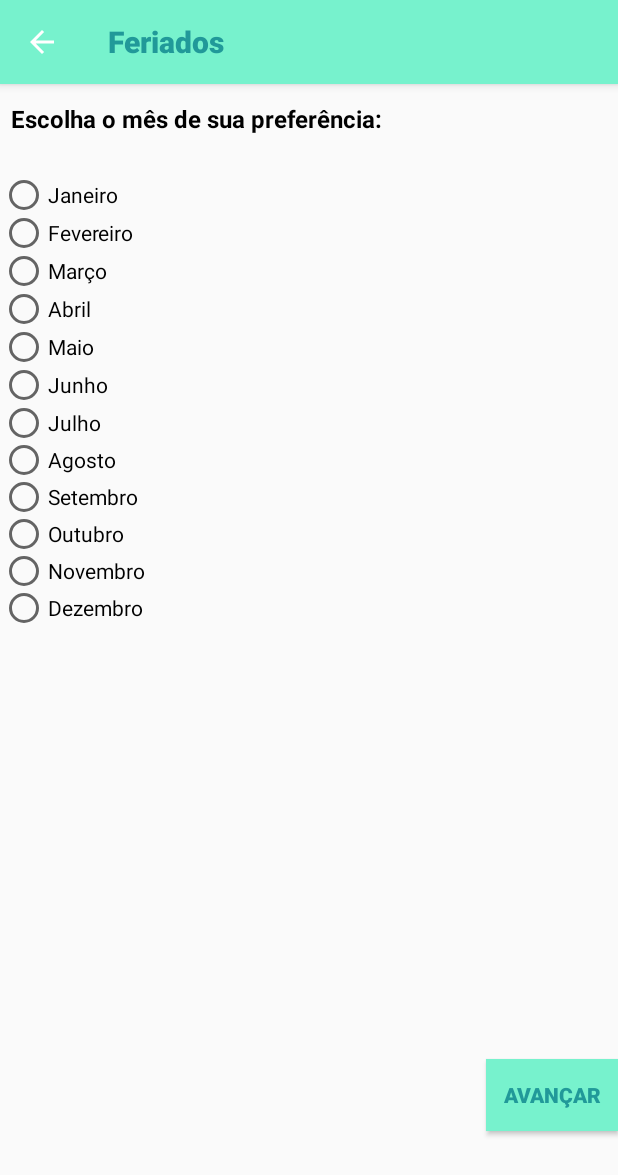
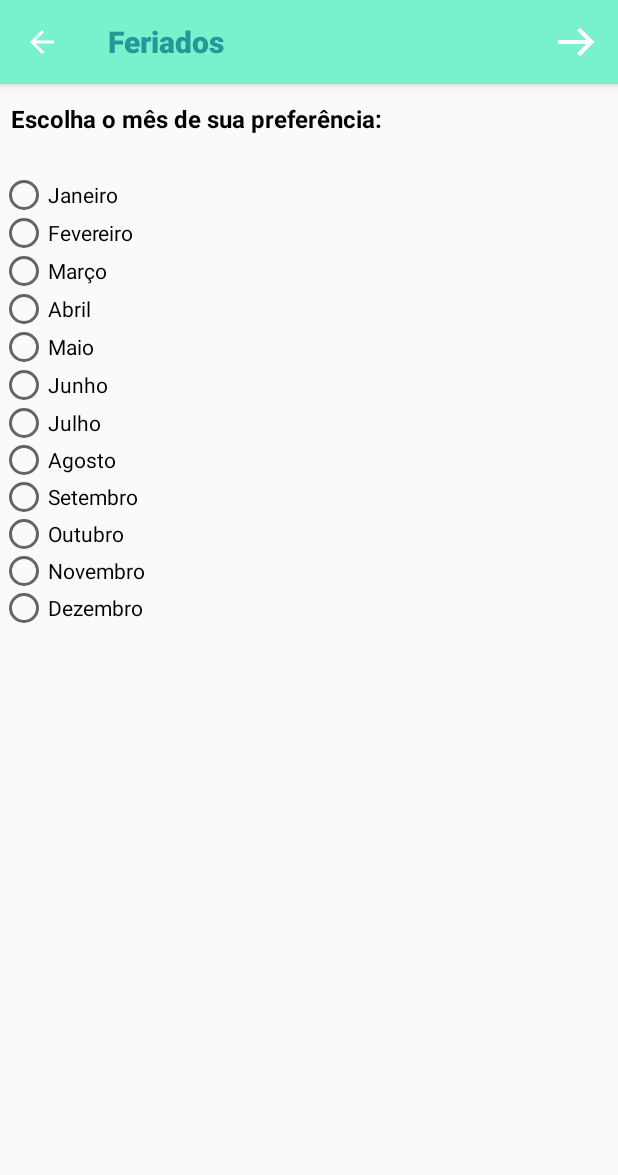
Before and after one commit to rjrenan77/feriados, an Android app: the MesActivity screen opened directly, with no data from a screen before it, on a phone screen of 412 x 824 dp. Shown: the top 1175 px of the screen. Run offline under Robolectric (Android 15) with nearby library versions, the phone set to English and light mode, and no system bars.

Commit message:
alteração do botão de avançar para a actionBar, através do onCreateoptionsMenu e onOptionsItemSelected

```diff
--- a/app/src/main/java/devrbs/com/br/feriados/MesActivity.java
+++ b/app/src/main/java/devrbs/com/br/feriados/MesActivity.java
@@ -4,6 +4,7 @@ import android.content.Intent;
 import android.support.v7.app.AppCompatActivity;
 import android.os.Bundle;
 import android.util.Log;
+import android.view.Menu;
 import android.view.MenuItem;
 import android.view.View;
 import android.widget.Button;
@@ -13,34 +14,93 @@ import android.widget.Toast;
 
 public class MesActivity extends AppCompatActivity {
 
+     RadioGroup rdg_mes;
+     RadioButton janeiro;
+     RadioButton fevereiro;
+     RadioButton marco;
+     RadioButton abril;
+     RadioButton maio ;
+     RadioButton junho ;
+     RadioButton julho;
+     RadioButton agosto;
+     RadioButton setembro;
+     RadioButton outubro;
+     RadioButton novembro;
+     RadioButton dezembro;
+
+
+
     @Override
     protected void onCreate(Bundle savedInstanceState) {
         super.onCreate(savedInstanceState);
         setContentView(R.layout.activity_mes);
 
         //referenciando botoes dos meses para os objetos
-        final RadioGroup rdg_mes = findViewById(R.id.rdg_mes);
-        final RadioButton janeiro = findViewById(R.id.rdb_mes_jan);
-        final RadioButton fevereiro = findViewById(R.id.rdb_mes_fev);
-        final RadioButton marco = findViewById(R.id.rdb_mes_mar);
-        final RadioButton abril = findViewById(R.id.rdb_mes_abr);
-        final RadioButton maio = findViewById(R.id.rdb_mes_mai);
-        final RadioButton junho = findViewById(R.id.rdb_mes_jun);
-        final RadioButton julho = findViewById(R.id.rdb_mes_jul);
-        final RadioButton agosto = findViewById(R.id.rdb_mes_ago);
-        final RadioButton setembro = findViewById(R.id.rdb_mes_set);
-        final RadioButton outubro = findViewById(R.id.rdb_mes_out);
-        final RadioButton novembro = findViewById(R.id.rdb_mes_nov);
-        final RadioButton dezembro = findViewById(R.id.rdb_mes_dez);
+         rdg_mes = findViewById(R.id.rdg_mes);
+         janeiro = findViewById(R.id.rdb_mes_jan);
+         fevereiro = findViewById(R.id.rdb_mes_fev);
+         marco = findViewById(R.id.rdb_mes_mar);
+         abril = findViewById(R.id.rdb_mes_abr);
+         maio = findViewById(R.id.rdb_mes_mai);
+         junho = findViewById(R.id.rdb_mes_jun);
+         julho = findViewById(R.id.rdb_mes_jul);
+         agosto = findViewById(R.id.rdb_mes_ago);
+         setembro = findViewById(R.id.rdb_mes_set);
+         outubro = findViewById(R.id.rdb_mes_out);
+         novembro = findViewById(R.id.rdb_mes_nov);
+         dezembro = findViewById(R.id.rdb_mes_dez);
         //botoes avancar e voltar
-        final Button btnMesAvancar = findViewById(R.id.btn_mes_avancar);
+        //final Button btnMesAvancar = findViewById(R.id.btn_mes_avancar);
        // Button btnMesVoltar = findViewById(R.id.btn_mes_voltar);
 
         //verificando se o botão avancar foi clicado
-        btnMesAvancar.setOnClickListener(new View.OnClickListener() {
+       // btnMesAvancar.setOnClickListener(new View.OnClickListener() {
+        //    @Override
+            //public void onClick(View v) {
+                //verifica se o radiobutton está clicado
+
+           // }
+       // });
+
+        /*//intent do botao voltar
+        btnMesVoltar.setOnClickListener(new View.OnClickListener() {
             @Override
             public void onClick(View v) {
-                //verifica se o radiobutton está clicado
+                Intent intent = new Intent(MesActivity.this, MainActivity.class);
+                startActivity(intent);
+
+            }
+        });*/
+
+
+
+        //ativando botao voltar na actionBar
+        getSupportActionBar().setDisplayHomeAsUpEnabled(true); //mostra o botao voltar
+        getSupportActionBar().setHomeButtonEnabled(true); //ativa o botao
+
+
+
+
+    }
+
+    @Override
+    public boolean onCreateOptionsMenu(Menu menu) {
+        getMenuInflater().inflate(R.menu.menu_action_bar,menu);
+        return super.onCreateOptionsMenu(menu);
+
+    }
+
+    @Override
+    public boolean onOptionsItemSelected(MenuItem item) {
+
+        switch (item.getItemId()){
+
+            case android.R.id.home:
+                startActivity(new Intent(this, MainActivity.class));
+                finishAffinity();
+                break;
+
+            case R.id.icone_avancar:
                 if (rdg_mes.getCheckedRadioButtonId() == -1) {
 
                     Toast.makeText(getApplicationContext(), "Por favor escolha uma opção", Toast.LENGTH_SHORT).show();
@@ -108,43 +168,12 @@ public class MesActivity extends AppCompatActivity {
 
 
                     startActivity(intent);
+                    break;
+
+                }
 
 
-                }
-            }
-        });
-
-        /*//intent do botao voltar
-        btnMesVoltar.setOnClickListener(new View.OnClickListener() {
-            @Override
-            public void onClick(View v) {
-                Intent intent = new Intent(MesActivity.this, MainActivity.class);
-                startActivity(intent);
-
-            }
-        });*/
-
-
-
-        //ativando botao voltar na actionBar
-        getSupportActionBar().setDisplayHomeAsUpEnabled(true); //mostra o botao voltar
-        getSupportActionBar().setHomeButtonEnabled(true); //ativa o botao
-
-
-
-    }
-
-
-    @Override
-    public boolean onOptionsItemSelected(MenuItem item) {
-
-        switch (item.getItemId()){
-            case android.R.id.home:
-                startActivity(new Intent(this, MainActivity.class));
-                finishAffinity();
-                break;
-                default:break;
         }
-    return true;
+        return super.onOptionsItemSelected(item);
     }
 }
--- a/app/src/main/res/layout/activity_main.xml
+++ b/app/src/main/res/layout/activity_main.xml
@@ -41,7 +41,9 @@
             android:text="São Paulo" />
     </RadioGroup>
 
-    <Button
+   <!-- Botao normal
+
+   <Button
         android:id="@+id/btn_avancar"
         android:layout_width="wrap_content"
         android:layout_height="wrap_content"
@@ -54,7 +56,7 @@
         tools:ignore="MissingConstraints"
         tools:layout_editor_absoluteX="279dp"
         tools:layout_editor_absoluteY="419dp"
-        android:background="@drawable/selector_button"/>
+        android:background="@drawable/selector_button"/>-->
 
 
 </RelativeLayout>
--- a/app/src/main/res/layout/activity_mes.xml
+++ b/app/src/main/res/layout/activity_mes.xml
@@ -104,6 +104,9 @@
 
     </RadioGroup>
 
+   <!--
+    BOTAO AVANÇAR ANTIGO
+
     <Button
         android:id="@+id/btn_mes_avancar"
         android:layout_width="wrap_content"
@@ -114,7 +117,7 @@
         android:text="Avançar"
         android:textStyle="bold"
         android:textColor="@color/colorPrimaryDark"
-        android:background="@drawable/selector_button"/>
+        android:background="@drawable/selector_button"/> -->
 
     <!--<Button
         android:id="@+id/btn_mes_voltar"
--- /dev/null
+++ b/app/src/main/res/menu/menu_action_bar.xml
@@ -0,0 +1,8 @@
+<?xml version="1.0" encoding="utf-8"?>
+<menu xmlns:android="http://schemas.android.com/apk/res/android"
+    xmlns:app="http://schemas.android.com/apk/res-auto">
+    <item android:id="@+id/icone_avancar"
+        android:title="Avançar"
+        android:icon="@mipmap/ic_frente"
+        app:showAsAction="always"/>
+</menu>
```
Also changed, not shown: app/src/main/java/devrbs/com/br/feriados/ListaFeriadosActivity.java (+22 -0 lines), app/src/main/java/devrbs/com/br/feriados/MainActivity.java (+33 -18 lines), app/src/main/res/mipmap-xxhdpi/ic_frente.png (added).
